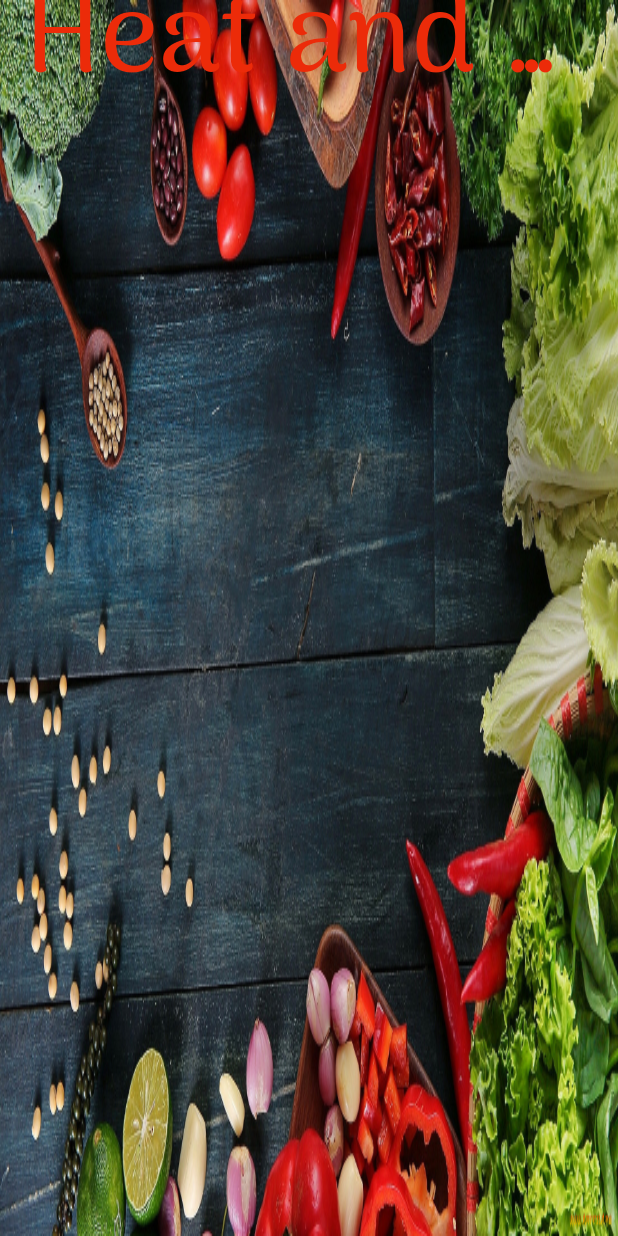
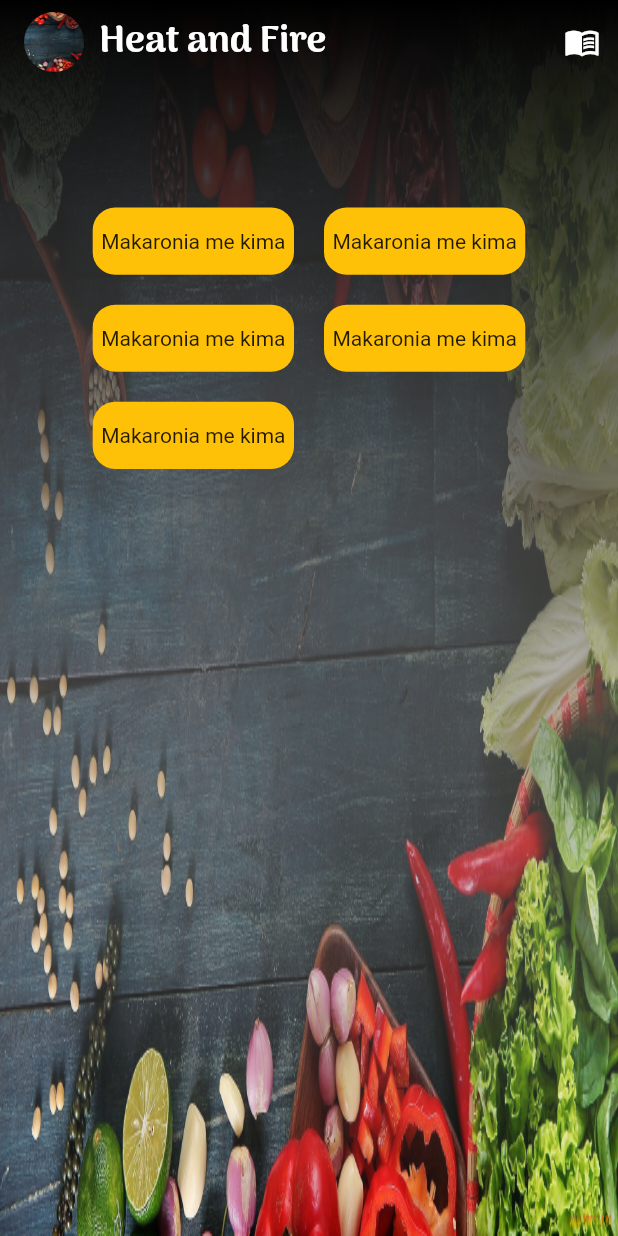
Before and after one commit to dimi1985/heat_and_fire_-firebase-, a Flutter app: the IndexWebPage screen opened directly, on a phone screen of 412 x 824 dp. Run offline on Flutter 3.47's test engine with Material 2 defaults, Android fonts, the phone set to English and light mode, and no system bars; our stand-ins replace firebase_core; accounts and stored records are empty.

Commit message:
-AppBarr make with buttons, - GridView make

```diff
--- /dev/null
+++ b/lib/models/recipe.dart
@@ -0,0 +1,47 @@
+class Recipe {
+  late String name;
+  late List<String> ingredients;
+  late String makeDuration;
+  late String directions;
+
+  Recipe(
+      {required this.name,
+      required this.ingredients,
+      required this.makeDuration,
+      required this.directions});
+
+  static final recipeOne = Recipe(
+    name: 'Makaronia me kima',
+    ingredients: ['kima', 'ladi', 'alati', 'piperi'],
+    makeDuration: '120 min',
+    directions: 'ftiaxnoume ton kima kai braxzoyme ta makaronia kai drviroyme',
+  );
+
+  static final recipeTwo = Recipe(
+    name: 'Makaronia me kima',
+    ingredients: ['kima', 'ladi', 'alati', 'piperi'],
+    makeDuration: '120 min',
+    directions: 'ftiaxnoume ton kima kai braxzoyme ta makaronia kai drviroyme',
+  );
+
+  static final recipeThree = Recipe(
+    name: 'Makaronia me kima',
+    ingredients: ['kima', 'ladi', 'alati', 'piperi'],
+    makeDuration: '120 min',
+    directions: 'ftiaxnoume ton kima kai braxzoyme ta makaronia kai drviroyme',
+  );
+
+  static final recipeFour = Recipe(
+    name: 'Makaronia me kima',
+    ingredients: ['kima', 'ladi', 'alati', 'piperi'],
+    makeDuration: '120 min',
+    directions: 'ftiaxnoume ton kima kai braxzoyme ta makaronia kai drviroyme',
+  );
+
+  static final recipeFive = Recipe(
+    name: 'Makaronia me kima',
+    ingredients: ['kima', 'ladi', 'alati', 'piperi'],
+    makeDuration: '120 min',
+    directions: 'ftiaxnoume ton kima kai braxzoyme ta makaronia kai drviroyme',
+  );
+}
--- a/lib/screens/web/index_page.dart
+++ b/lib/screens/web/index_page.dart
@@ -1,6 +1,7 @@
+import 'dart:developer';
+
 import 'package:flutter/material.dart';
-import 'package:flutter/src/foundation/key.dart';
-import 'package:flutter/src/widgets/framework.dart';
+import 'package:heatandfire/models/recipe.dart';
 
 class IndexWebPage extends StatefulWidget {
   const IndexWebPage({Key? key}) : super(key: key);
@@ -10,34 +11,154 @@ class IndexWebPage extends StatefulWidget {
 }
 
 class _IndexWebPageState extends State<IndexWebPage> {
+  List<Recipe> recipes = [
+    Recipe.recipeOne,
+    Recipe.recipeTwo,
+    Recipe.recipeThree,
+    Recipe.recipeFour,
+    Recipe.recipeFive,
+  ];
+
+  final appBarButtonStyle = ButtonStyle(
+    elevation: MaterialStateProperty.all(0),
+    backgroundColor: MaterialStateProperty.all(Colors.transparent),
+  );
+  final appBarButtonTextStyle =
+      const TextStyle(fontSize: 16, fontWeight: FontWeight.bold);
+
   @override
   Widget build(BuildContext context) {
     Size size = MediaQuery.of(context).size;
+    log(size.width.toString());
     return Scaffold(
       extendBodyBehindAppBar: true,
       appBar: AppBar(
-        title: Text(
+        actions: [
+          size.width >= 800
+              ? Padding(
+                  padding: const EdgeInsets.only(right: 50, top: 15),
+                  child: ButtonBar(
+                    children: [
+                      ElevatedButton(
+                        style: appBarButtonStyle,
+                        onPressed: () {},
+                        child: Text(
+                          'Home',
+                          style: appBarButtonTextStyle,
+                        ),
+                      ),
+                      ElevatedButton(
+                        style: appBarButtonStyle,
+                        onPressed: () {},
+                        child: Text(
+                          'Explore',
+                          style: appBarButtonTextStyle,
+                        ),
+                      ),
+                      ElevatedButton(
+                        style: appBarButtonStyle,
+                        onPressed: () {},
+                        child: Text(
+                          'News',
+                          style: appBarButtonTextStyle,
+                        ),
+                      ),
+                      ElevatedButton(
+                        style: appBarButtonStyle,
+                        onPressed: () {},
+                        child: Text(
+                          'Member',
+                          style: appBarButtonTextStyle,
+                        ),
+                      ),
+                    ],
+                  ),
+                )
+              : size.width <= 800
+                  ? IconButton(
+                      onPressed: () {},
+                      icon: const Icon(Icons.menu_book_outlined),
+                    )
+                  : Container(),
+        ],
+        title: Row(
+          children: const [
+            CircleAvatar(
+              radius: 20,
+              backgroundImage: AssetImage('assets/images/web_bg.jpg'),
+              backgroundColor: Colors.transparent,
+            ),
+            SizedBox(
+              width: 10,
+            ),
+            Text(
               'Heat and Fire',
               style: TextStyle(
                   fontFamily: 'Arima',
-              fontSize: 75,
-              color: Color.fromARGB(255, 236, 43, 9)),
+                  fontWeight: FontWeight.bold,
+                  fontSize: 25,
+                  color: Colors.white),
+            )
+          ],
         ),
         elevation: 0,
         backgroundColor: Colors.transparent,
       ),
-      body: Container(
+      body: Stack(
+        //background
+        children: <Widget>[
+          Container(
             height: size.height,
             width: size.width,
             decoration: const BoxDecoration(
+              color: Colors.transparent,
               image: DecorationImage(
+                fit: BoxFit.fill,
                 image: AssetImage(
                   'assets/images/web_bg.jpg',
                 ),
-            fit: BoxFit.fill,
               ),
             ),
-        child: Stack(children: const []),
+          ),
+          Container(
+            decoration: BoxDecoration(
+              color: Colors.white,
+              gradient: LinearGradient(
+                begin: FractionalOffset.topCenter,
+                end: FractionalOffset.bottomCenter,
+                colors: [
+                  Colors.black,
+                  const Color.fromARGB(255, 238, 238, 238).withOpacity(0.0),
+                ],
+                stops: const [0.0, 1.0],
+              ),
+            ),
+          ),
+          //main content
+          Center(
+            child: ConstrainedBox(
+              constraints: BoxConstraints(
+                  maxWidth: size.width * 0.7, maxHeight: size.height * 0.8),
+              child: GridView.builder(
+                  gridDelegate: SliverGridDelegateWithMaxCrossAxisExtent(
+                      maxCrossAxisExtent: size.width >= 800 ? 500 : 200,
+                      childAspectRatio: 6 / 2,
+                      crossAxisSpacing: 20,
+                      mainAxisSpacing: 20),
+                  itemCount: recipes.length,
+                  itemBuilder: (BuildContext ctx, index) {
+                    final recipe = recipes[index];
+                    return Container(
+                      alignment: Alignment.center,
+                      child: Text(recipe.name),
+                      decoration: BoxDecoration(
+                          color: Colors.amber,
+                          borderRadius: BorderRadius.circular(15)),
+                    );
+                  }),
+            ),
+          )
+        ],
       ),
     );
   }
```
Lines whose indentation alone changed are shown as unchanged.
